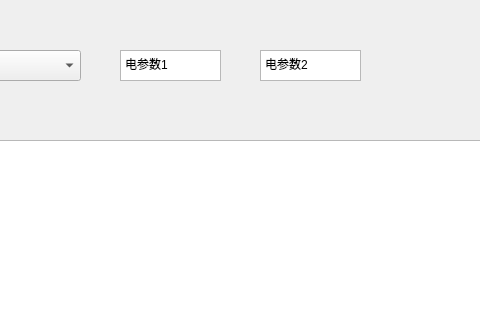
This is untitled.ui in k1moday/pyside2_GUI_project as Qt 5 draws it before an edit; both pictures show x 150 to 630 and y 0 to 320 of the 800 by 600 pixel window. The edited form follows.
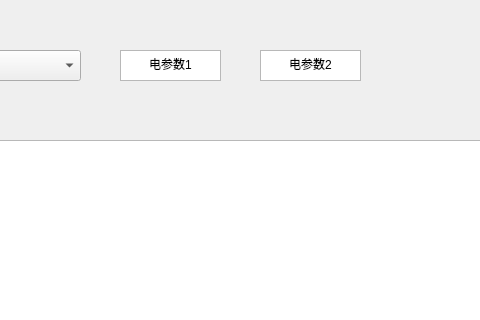
This is the edited form.

The edit to the form file:
```diff
--- a/untitled.ui
+++ b/untitled.ui
@@ -62,7 +62,7 @@
 &lt;html&gt;&lt;head&gt;&lt;meta name=&quot;qrichtext&quot; content=&quot;1&quot; /&gt;&lt;style type=&quot;text/css&quot;&gt;
 p, li { white-space: pre-wrap; }
 &lt;/style&gt;&lt;/head&gt;&lt;body style=&quot; font-family:'SimSun'; font-size:9pt; font-weight:400; font-style:normal;&quot;&gt;
-&lt;p style=&quot; margin-top:0px; margin-bottom:0px; margin-left:0px; margin-right:0px; -qt-block-indent:0; text-indent:0px;&quot;&gt;电参数1&lt;/p&gt;&lt;/body&gt;&lt;/html&gt;</string>
+&lt;p align=&quot;center&quot; style=&quot; margin-top:0px; margin-bottom:0px; margin-left:0px; margin-right:0px; -qt-block-indent:0; text-indent:0px;&quot;&gt;电参数1&lt;/p&gt;&lt;/body&gt;&lt;/html&gt;</string>
    </property>
   </widget>
   <widget class="QTextEdit" name="textEdit_2">
@@ -79,7 +79,7 @@
 &lt;html&gt;&lt;head&gt;&lt;meta name=&quot;qrichtext&quot; content=&quot;1&quot; /&gt;&lt;style type=&quot;text/css&quot;&gt;
 p, li { white-space: pre-wrap; }
 &lt;/style&gt;&lt;/head&gt;&lt;body style=&quot; font-family:'SimSun'; font-size:9pt; font-weight:400; font-style:normal;&quot;&gt;
-&lt;p style=&quot; margin-top:0px; margin-bottom:0px; margin-left:0px; margin-right:0px; -qt-block-indent:0; text-indent:0px;&quot;&gt;电参数2&lt;/p&gt;&lt;/body&gt;&lt;/html&gt;</string>
+&lt;p align=&quot;center&quot; style=&quot; margin-top:0px; margin-bottom:0px; margin-left:0px; margin-right:0px; -qt-block-indent:0; text-indent:0px;&quot;&gt;电参数2&lt;/p&gt;&lt;/body&gt;&lt;/html&gt;</string>
    </property>
   </widget>
   <widget class="QGraphicsView" name="graphicsView">
```
